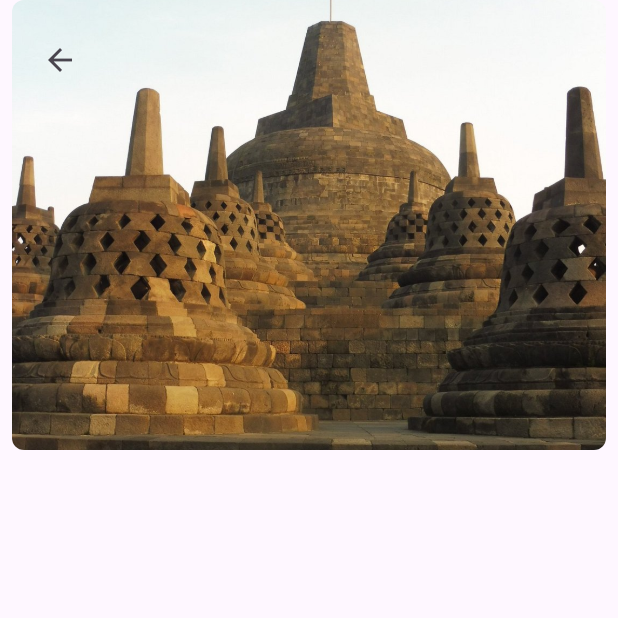
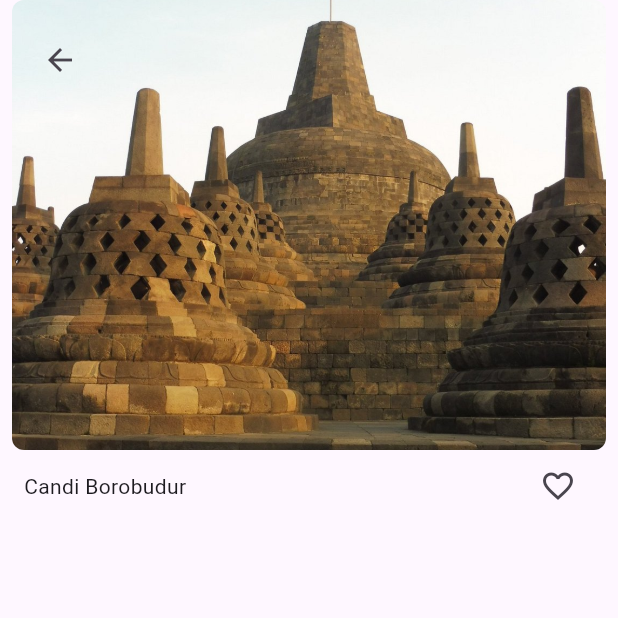
Before and after one commit to 2024-2025-Gasal-PABI-SI5A/project-wisata-candi-MarcelAlpin, a Flutter app: the screen it shows after launch, on a phone screen of 412 x 824 dp, the top half of it. Run offline on Flutter 3.47's test engine with Material 3 defaults, Android fonts, the phone set to English and light mode, and no system bars.

Commit message:
Adding Favorite Button

```diff
--- a/wisata_candi/lib/screens/detail_screen.dart
+++ b/wisata_candi/lib/screens/detail_screen.dart
@@ -44,10 +44,20 @@ class DetailScreen extends StatelessWidget {
           ),
           //Detail Info
           Padding(
-            padding: EdgeInsets.symmetric(horizontal: 16),
+            padding: const EdgeInsets.symmetric(horizontal: 16),
             child: Column(
               children: [
                 //Info Atas
+                Row(
+                  mainAxisAlignment: MainAxisAlignment.spaceBetween,
+                  children: [
+                    Text(candi.name),
+                    IconButton(
+                      onPressed: () {},
+                      icon: const Icon(Icons.favorite_border),
+                    )
+                  ],
+                )
                 //Info Tengah
                 //Info Bawah
               ],
```
